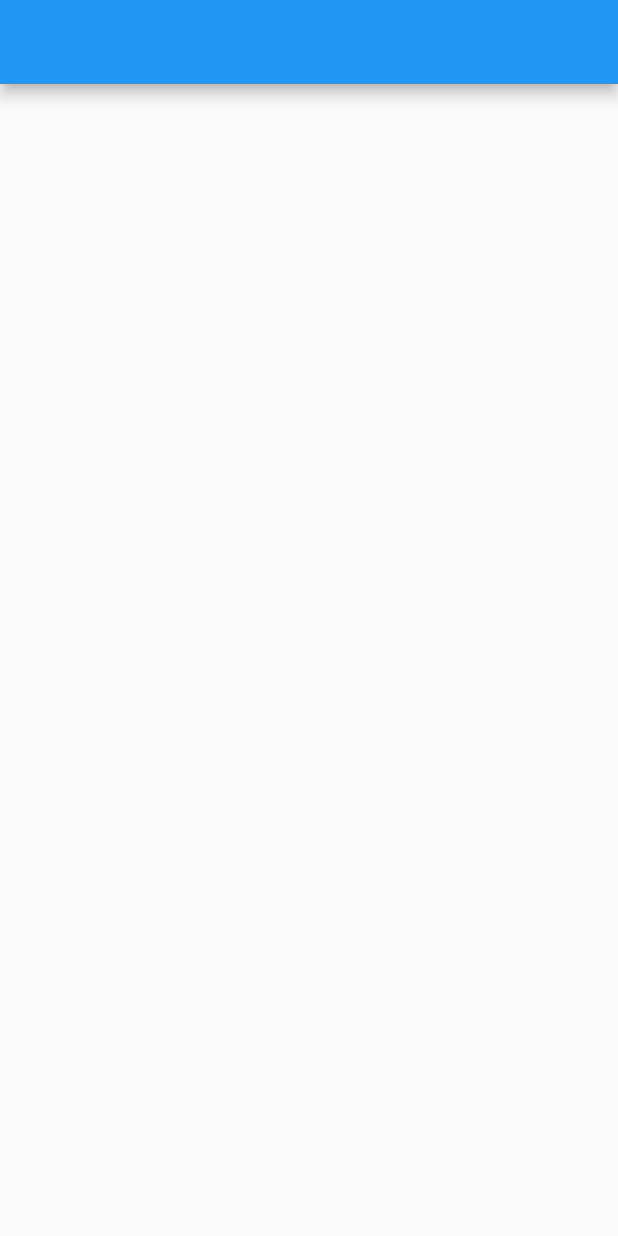
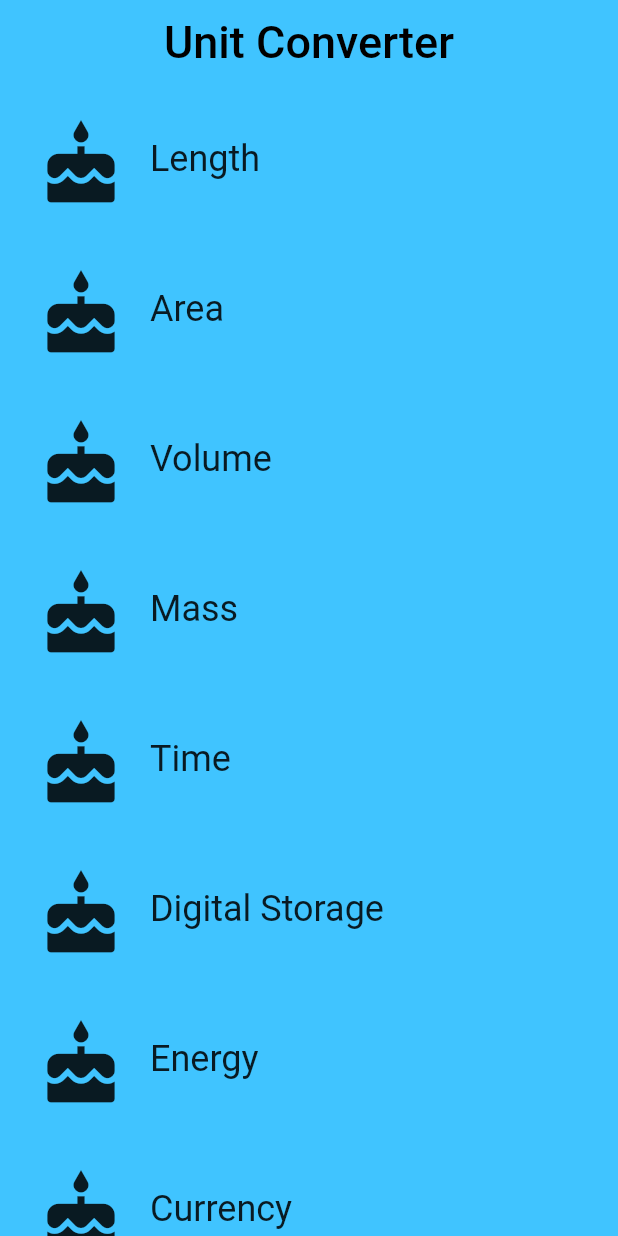
Before and after one commit to t3DDy-choco/flutter-heapstash, a Flutter app: the screen it shows after launch, on a phone screen of 412 x 824 dp. Run offline on Flutter 3.47's test engine with Material 2 defaults, Android fonts, the phone set to English and light mode, and no system bars.

Commit message:
Finished Implementing a listView
The listView is implemented and now we can see a list of Various different types of units in the app, but all have a placeholder icon for now.

```diff
--- a/task_02_category_widget/lib/category.dart
+++ b/task_02_category_widget/lib/category.dart
@@ -10,7 +10,7 @@ final _borderRadius = BorderRadius.circular(_height / 2);
 class Category extends StatelessWidget {
   final String name;
   final IconData icon;
-  final MaterialColor color;
+  final ColorSwatch color;
 
   const Category({
     Key key,
--- a/task_02_category_widget/lib/category_screen.dart
+++ b/task_02_category_widget/lib/category_screen.dart
@@ -1,8 +1,10 @@
 import 'package:flutter/material.dart';
+import 'package:task_02_category_widget/category.dart';
 
-// TODO: Check if we need to import anything
-
-// TODO: Define any constants
+const _listSize = 8;
+const _fontSize = 30.0;
+const _elevation = 0.0;
+const _themeColor = Colors.lightBlueAccent;
 
 class CategoryScreen extends StatelessWidget {
   const CategoryScreen();
@@ -31,13 +33,32 @@ class CategoryScreen extends StatelessWidget {
 
   @override
   Widget build(BuildContext context) {
-    // TODO: Create a list of the eight Categories, using the names and colors
-    // from above. Use a placeholder icon, such as `Icons.cake` for each
-    // Category. We'll add custom icons later.
-    final listView = Container();
+    final listView = Container(
+      color: _themeColor,
+      child: ListView.builder(
+        itemCount: _listSize,
+        itemBuilder: (BuildContext context, int index) {
+          return Category(
+            name: _categoryNames[index],
+            icon: Icons.cake,
+            color: _baseColors[index],
+          );
+        },
+      ),
+    );
 
-    // TODO: Create an App Bar
-    final appBar = AppBar();
+    final appBar = AppBar(
+      elevation: _elevation,
+      backgroundColor: _themeColor,
+      centerTitle: true,
+      title: Text(
+        "Unit Converter",
+        style: TextStyle(
+          fontSize: _fontSize,
+          color: Colors.black,
+        ),
+      ),
+    );
 
     return Scaffold(
       appBar: appBar,
```
